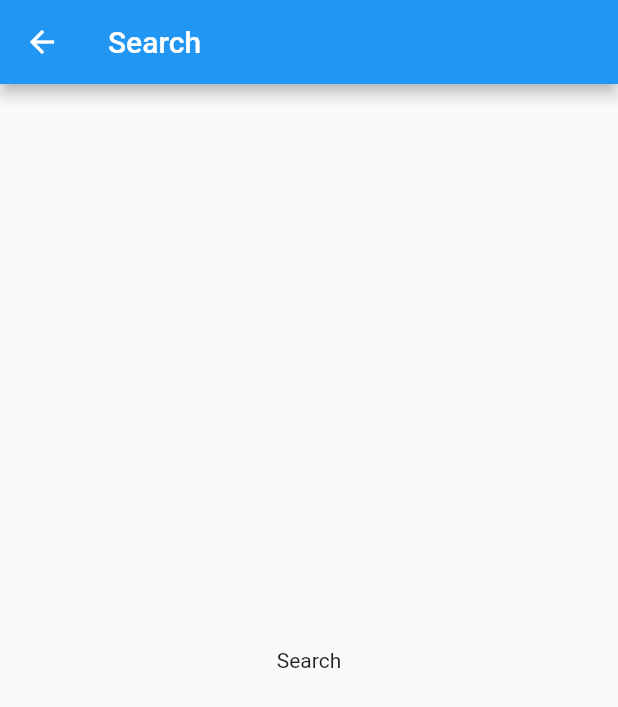
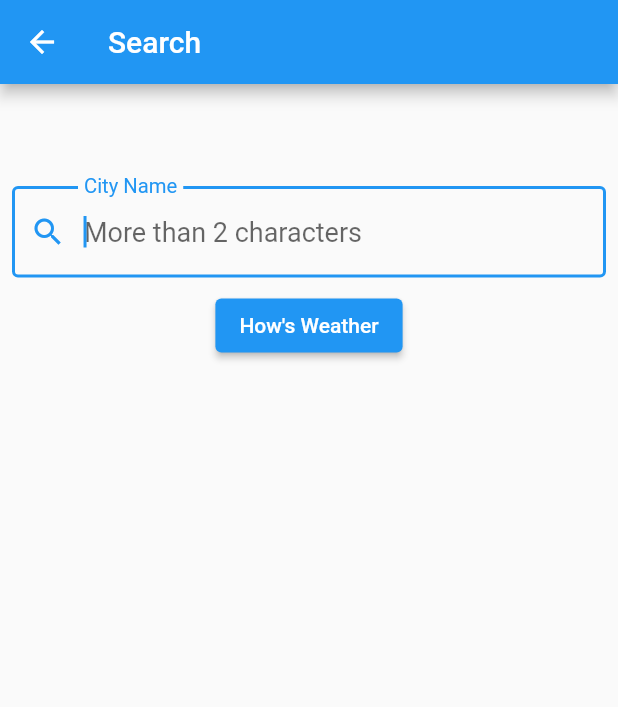
Before and after one commit to ialexies/open_weather, a Flutter app: the SearchPage screen opened directly, on a phone screen of 412 x 824 dp. Shown: the top 707 px of the screen. Run offline on Flutter 3.47's test engine with Material 2 defaults, Android fonts, the phone set to English and light mode, and no system bars; our stand-ins replace bloc, equatable, flutter_bloc, flutter_dotenv.

```diff
--- a/lib/cubits/weather/weather_cubit.dart
+++ b/lib/cubits/weather/weather_cubit.dart
@@ -31,6 +31,7 @@ class WeatherCubit extends Cubit<WeatherState> {
           error: e,
         ),
       );
+        print('state: $state');
     }
   }
 }
--- a/lib/pages/search_page.dart
+++ b/lib/pages/search_page.dart
@@ -8,6 +8,21 @@ class SearchPage extends StatefulWidget {
 }
 
 class _SearchPageState extends State<SearchPage> {
+  final _formKey = GlobalKey<FormState>();
+  String? _city;
+  AutovalidateMode autoValidateMode = AutovalidateMode.disabled;
+
+  void _submit() {
+    setState(() {
+      autoValidateMode = AutovalidateMode.always;
+    });
+    final form = _formKey.currentState;
+    if (form != null && form.validate()) {
+      form.save();
+      Navigator.pop(context, _city!.trim());
+    }
+  }
+
   @override
   Widget build(BuildContext context) {
     return Scaffold(
@@ -15,7 +30,41 @@ class _SearchPageState extends State<SearchPage> {
         title: Text('Search'),
       ),
       body: Center(
-        child: Text('Search'),
+        child: Form(
+          key: _formKey,
+          autovalidateMode: autoValidateMode,
+          child: Column(
+            children: <Widget>[
+              SizedBox(height: 60),
+              Padding(
+                padding: const EdgeInsets.all(8.0),
+                child: TextFormField(
+                  autofocus: true,
+                  style: const TextStyle(fontSize: 18),
+                  decoration: const InputDecoration(
+                    labelText: 'City Name',
+                    hintText: 'More than 2 characters',
+                    prefixIcon: Icon(Icons.search),
+                    border: OutlineInputBorder(),
+                  ),
+                  validator: (String? input) {
+                    if (input == null || input.trim().length < 2) {
+                      return 'City name must be at least 2 character long';
+                    }
+                    return null;
+                  },
+                  onSaved: (String? input) {
+                    _city = input;
+                  },
+                ),
+              ),
+              ElevatedButton(
+                onPressed: _submit,
+                child: Text("How's Weather"),
+              )
+            ],
+          ),
+        ),
       ),
     );
   }
```
Also changed, not shown: lib/pages/home_page.dart (+76 -9 lines), lib/widgets/error_dialog.dart (added, +42 -0 lines).
